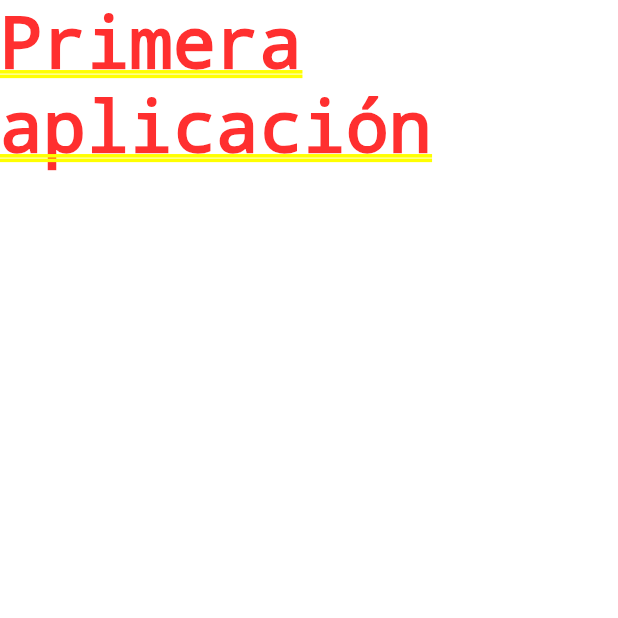
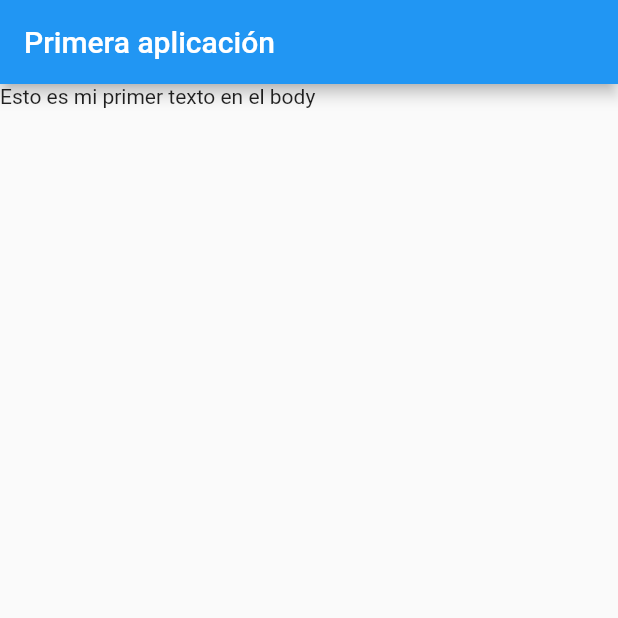
Before and after one commit to julioantonio12/flutter-app, a Flutter app: the screen it shows after launch, on a phone screen of 412 x 824 dp, the top half of it. Run offline on Flutter 3.47's test engine with Material 2 defaults, Android fonts, the phone set to English and light mode, and no system bars.

Commit message:
Add first title and description

```diff
--- a/lib/main.dart
+++ b/lib/main.dart
@@ -1,11 +1,21 @@
 import 'package:flutter/material.dart';
 
-void main() {
-  runApp(MyApp());
-}
+// void main() {
+//   runApp(MyApp());
+// }
+
+void main() => runApp(MyApp());
 
 class MyApp extends StatelessWidget {
+  @override
   Widget build(BuildContext context) {
-    return MaterialApp(home: Text("Primera aplicación"));
+    return MaterialApp(
+      home: Scaffold(
+        appBar: AppBar(
+          title: Text("Primera aplicación"),
+        ),
+        body: Text("Esto es mi primer texto en el body"),
+      ),
+    );
   }
 }
```
